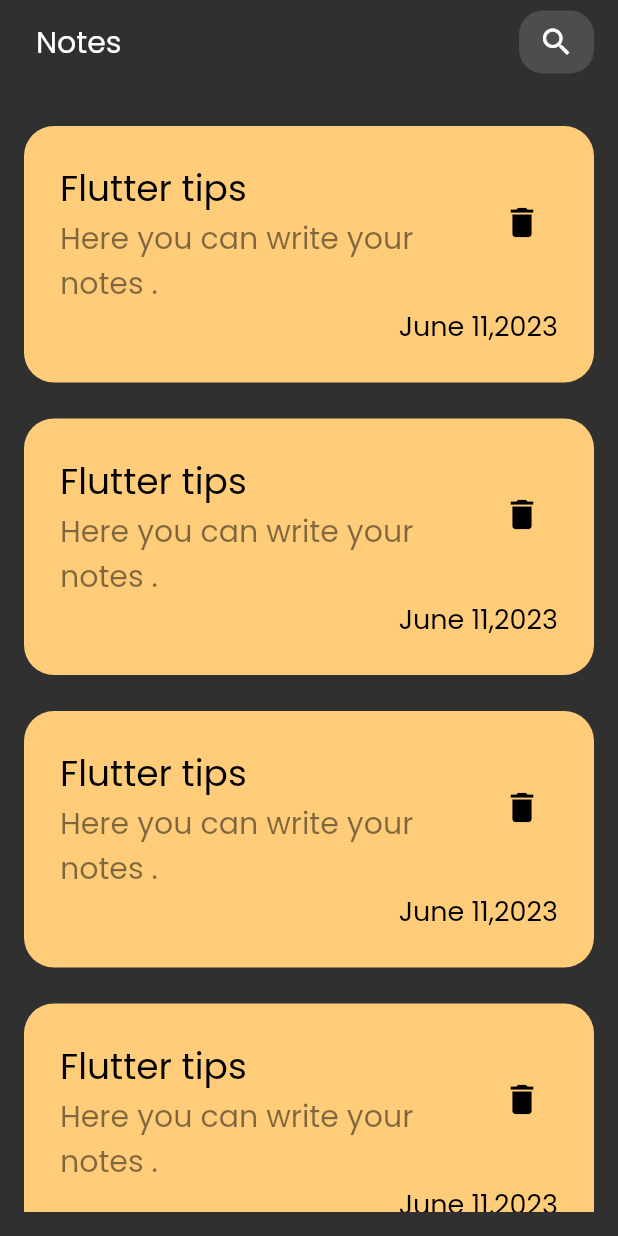
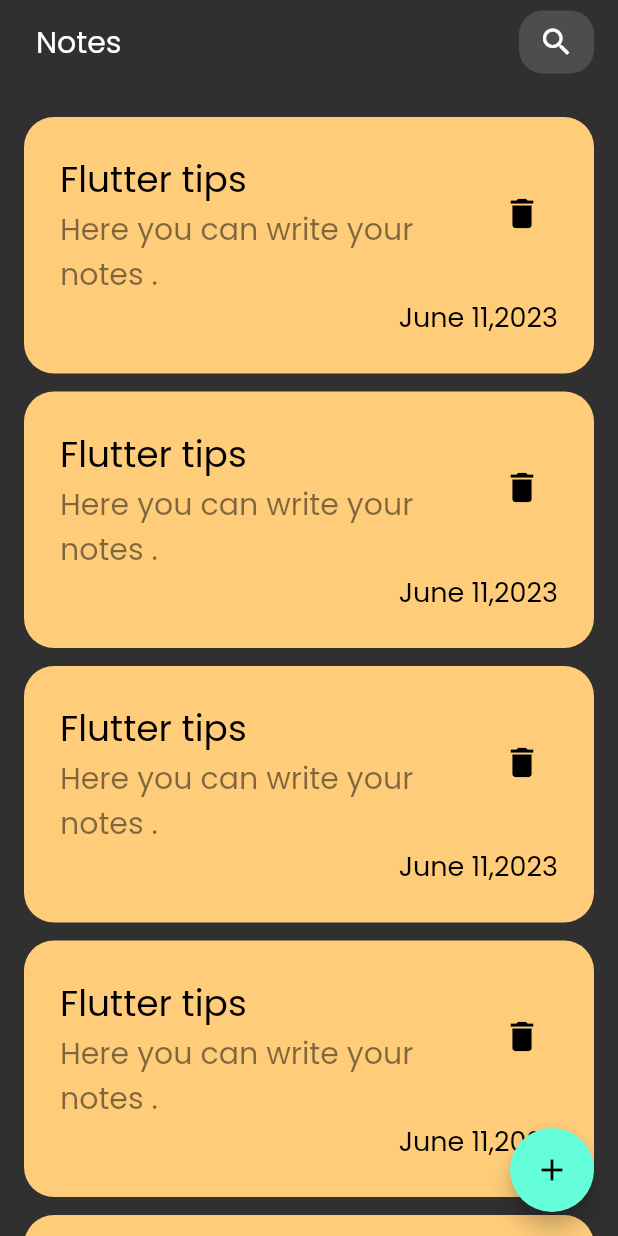
Before and after one commit to AbdAlrhmanHassan/Notes_App, a Flutter app: the screen it shows after launch, on a phone screen of 412 x 824 dp. Run offline on Flutter 3.47's test engine with Material 2 defaults, Android fonts, the phone set to English and light mode, and no system bars.

Commit message:
add new page

```diff
--- /dev/null
+++ b/lib/constants.dart
@@ -0,0 +1,3 @@
+import 'package:flutter/material.dart';
+
+Color kPrimaryColor = const Color(0xff63ffda);
--- a/lib/views/Widgets/custom_app_bar.dart
+++ b/lib/views/Widgets/custom_app_bar.dart
@@ -15,7 +15,9 @@
           "Notes",
           style: TextStyle(fontWeight: FontWeight.w400, fontSize: 22),
         ),
-        CustomSearchIcon()
+        CustomSearchIcon(
+          icon: Icon(Icons.search),
+        )
       ],
     );
   }
--- a/lib/views/Widgets/custom_note_view_card.dart
+++ b/lib/views/Widgets/custom_note_view_card.dart
@@ -1,11 +1,21 @@
 import 'package:flutter/material.dart';
+import 'package:flutter_app_7_note_app/views/Edit_note_page.dart';
 
 class NoteItem extends StatelessWidget {
   const NoteItem({super.key});
 
   @override
   Widget build(BuildContext context) {
-    return Container(
+    return GestureDetector(
+      onTap: () {
+        Navigator.push(
+          context,
+          MaterialPageRoute(
+            builder: (context) => const EditNotePage(),
+          ),
+        );
+      },
+      child: Container(
         padding: const EdgeInsets.all(24),
         width: double.infinity,
         decoration: BoxDecoration(
@@ -42,6 +52,7 @@
             style: TextStyle(color: Colors.black, fontSize: 18),
           )
         ]),
+      ),
     );
   }
 }
--- a/lib/views/Widgets/custom_search_icon.dart
+++ b/lib/views/Widgets/custom_search_icon.dart
@@ -1,10 +1,10 @@
 import 'package:flutter/material.dart';
 
 class CustomSearchIcon extends StatelessWidget {
-  const CustomSearchIcon({
-    super.key,
+   const CustomSearchIcon({
+    super.key,required this.icon
   });
-
+  final Icon icon;
   @override
   Widget build(BuildContext context) {
     return Padding(
@@ -18,7 +18,7 @@
           ),
           child: IconButton(
             onPressed: () {},
-            icon: const Icon(Icons.search),
+            icon: icon ,
             splashRadius: 20,
           )),
     );
--- a/lib/views/Widgets/iteam_list_view_builder.dart
+++ b/lib/views/Widgets/iteam_list_view_builder.dart
@@ -10,9 +10,10 @@
   @override
   Widget build(BuildContext context) {
     return ListView.builder(
+      padding: EdgeInsets.zero,
       itemBuilder: (context, index) {
         return const Padding(
-          padding: EdgeInsets.symmetric(vertical: 12.0),
+          padding: EdgeInsets.symmetric(vertical: 6.0),
           child: NoteItem(),
         );
       },
--- a/lib/views/Widgets/notes_view_body.dart
+++ b/lib/views/Widgets/notes_view_body.dart
@@ -1,5 +1,6 @@
 import 'package:flutter/material.dart';
 
+import 'custom_add_note_bottom_sheet.dart';
 import 'custom_search_icon.dart';
 import 'iteam_list_view_builder.dart';
 
@@ -18,11 +19,23 @@
           padding: EdgeInsets.symmetric(horizontal: 8.0),
           child: Text("Notes"),
         ),
-        actions: const [CustomSearchIcon()],
+        actions:  const [CustomSearchIcon(icon:Icon(Icons.search))],
       ),
       body: const Padding(
-          padding: EdgeInsets.all(16.0),
+          padding: EdgeInsets.only(left: 16, right: 16, top: 16, bottom: 0),
           child: IteamListViewBuilder()),
+      floatingActionButton: FloatingActionButton(
+          onPressed: () {
+            showModalBottomSheet(
+              shape: RoundedRectangleBorder(
+                  borderRadius: BorderRadius.circular(12)),
+              context: context,
+              builder: (context) {
+                return const AddNoteBottomSheet();
+              },
+            );
+          },
+          child: const Icon(Icons.add)),
     );
   }
 }
```
Also changed, not shown: lib/views/Edit_note_page.dart (added, +36 -0 lines), lib/views/Widgets/custom_add_note_bottom_sheet.dart (added, +34 -0 lines), lib/views/Widgets/custom_button.dart (added, +30 -0 lines), lib/views/Widgets/custom_text_field.dart (added, +29 -0 lines). Lines whose indentation alone changed are shown as unchanged.
